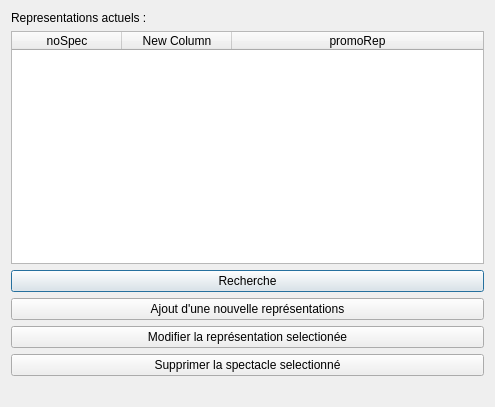
alaabenfatma/Projet_SQL_Python, file Theatre_Project/gui/rep_edit.ui: the form before one commit.
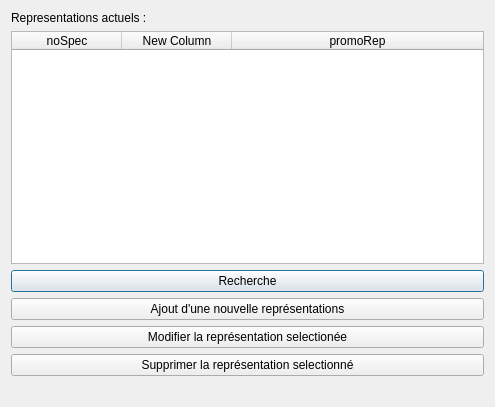
The form after the commit. Icons and pictures are not drawn.

The edit to the form file:
```diff
--- a/Theatre_Project/gui/rep_edit.ui
+++ b/Theatre_Project/gui/rep_edit.ui
@@ -94,7 +94,7 @@
    <item>
     <widget class="QPushButton" name="btn_del">
      <property name="text">
-      <string>Supprimer la spectacle selectionné</string>
+      <string>Supprimer la représentation selectionné</string>
      </property>
      <property name="icon">
       <iconset>
```
